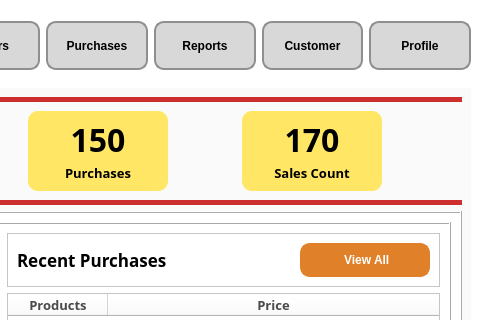
First picture: the form in Dashboard.ui, repository CMacan/MCAV-desktop-app, before the edit; both pictures show x 495 to 975 and y 0 to 320 of the 975 by 614 pixel window.
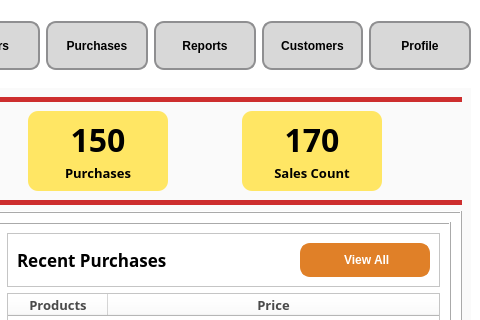
Second picture: the form after the edit. Icons and pictures are not drawn.

Patch:
```diff
--- a/Dashboard.ui
+++ b/Dashboard.ui
@@ -216,7 +216,7 @@
           <string notr="true">font-size:12px;</string>
          </property>
          <property name="text">
-          <string>Customer</string>
+          <string>Customers</string>
          </property>
         </widget>
        </item>
```
